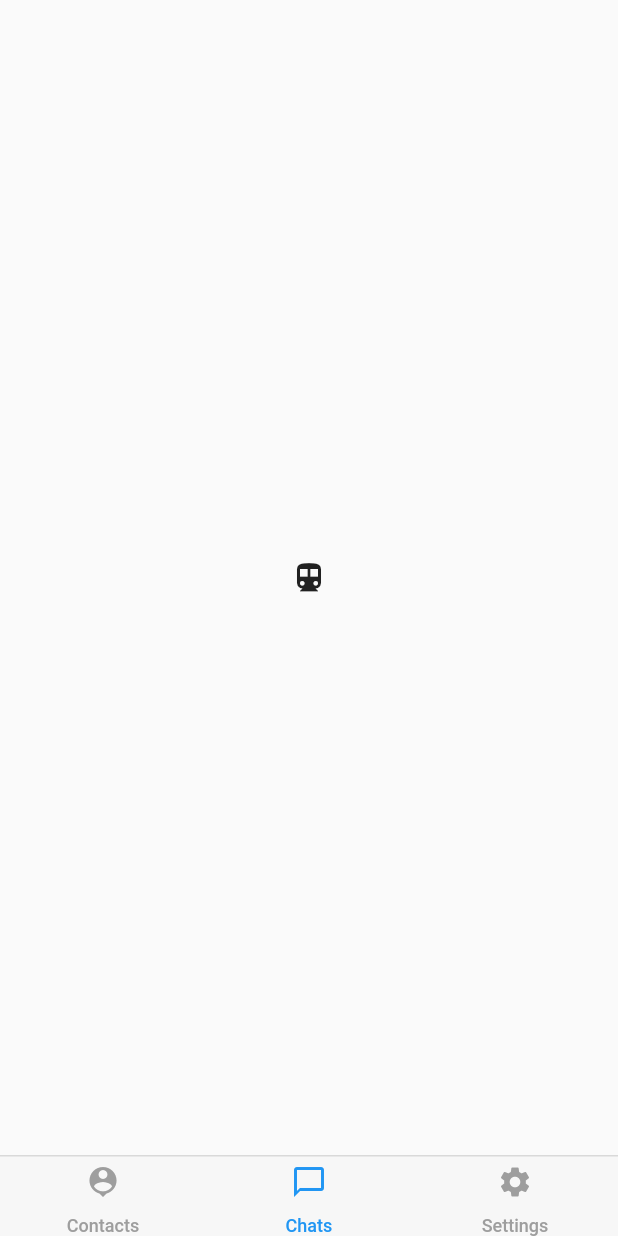
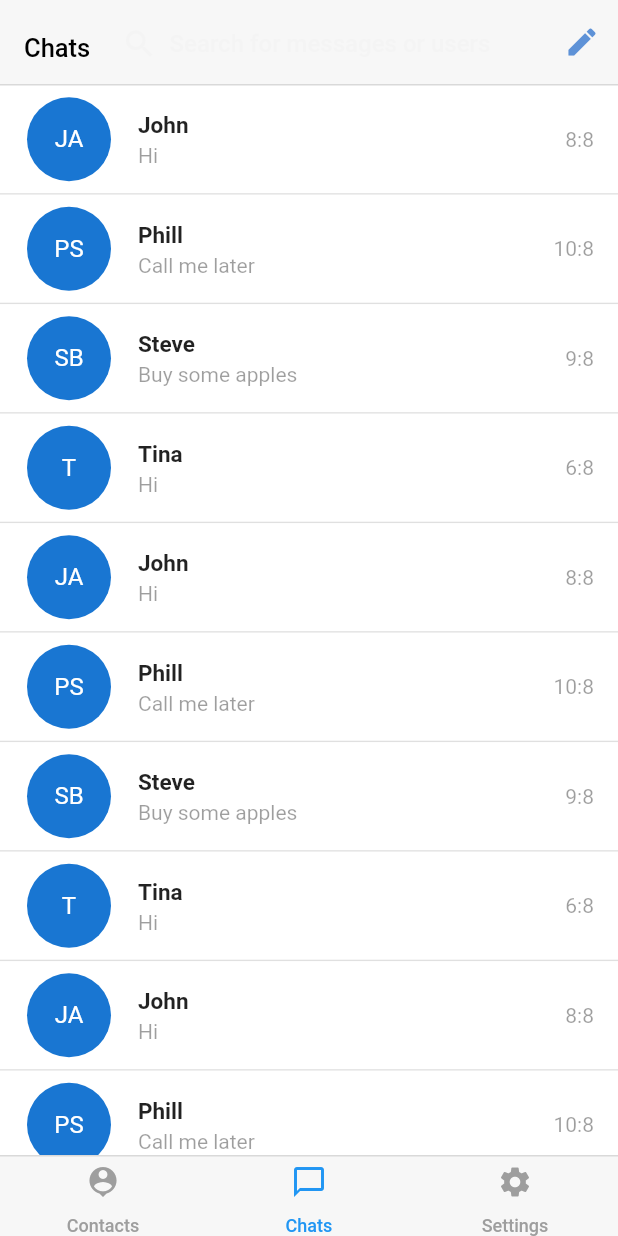
Before and after one commit to abritov/flutter-example-telegram-app, a Flutter app: the screen it shows after launch, item 2 of the bottom bar chosen, on a phone screen of 412 x 824 dp. Run offline on Flutter 3.47's test engine with Material 2 defaults, Android fonts, the phone set to English and light mode, and no system bars.

Commit message:
feat(ui): ChatPage

```diff
--- a/lib/main.dart
+++ b/lib/main.dart
@@ -1,4 +1,5 @@
 import 'package:flutter/material.dart';
+import 'package:my_ui_example_1/models/chat.dart';
 import 'package:my_ui_example_1/widgets/bottomBar.dart';
 import 'package:my_ui_example_1/widgets/chat.dart';
 import 'package:my_ui_example_1/widgets/contact.dart';
@@ -74,7 +75,26 @@ class _MyHomePageState extends State<MyHomePage>
       ContactModel(
           name: "Phill", lastName: "Shiller", lastSeen: "40 minutes ago"),
       ContactModel(name: "Steve", lastName: "Balmer", lastSeen: "recently"),
+      ContactModel(name: "Tina", lastSeen: "recently"),
     ], 10);
+    final chats = repeat([
+      ChatModel(contacts[0], history: [
+        MessageModel(
+            contacts[0], "Hi", DateTime.now().subtract(Duration(hours: 2)))
+      ]),
+      ChatModel(contacts[1], history: [
+        MessageModel(contacts[1], "Call me later",
+            DateTime.now().subtract(Duration(minutes: 2)))
+      ]),
+      ChatModel(contacts[2], history: [
+        MessageModel(contacts[2], "Buy some apples",
+            DateTime.now().subtract(Duration(hours: 1)))
+      ]),
+      ChatModel(contacts[3], history: [
+        MessageModel(
+            contacts[3], "Hi", DateTime.now().subtract(Duration(hours: 4)))
+      ]),
+    ], 3);
     return Scaffold(
         bottomNavigationBar: Container(
           decoration: BoxDecoration(
@@ -100,7 +120,7 @@ class _MyHomePageState extends State<MyHomePage>
             physics: NeverScrollableScrollPhysics(),
             children: [
               ContactsPage(contacts),
-              ChatPage(),
+              ChatPage(chats),
               SettingsPage(),
             ]));
   }
--- a/lib/widgets/chat.dart
+++ b/lib/widgets/chat.dart
@@ -1,9 +1,90 @@
 import 'package:flutter/material.dart';
 import 'package:flutter/widgets.dart';
+import 'package:my_ui_example_1/models/chat.dart';
+import 'package:my_ui_example_1/widgets/contact.dart';
+import 'package:my_ui_example_1/widgets/search.dart';
+
+class ChatWidget extends StatelessWidget {
+  ChatWidget(this.chat);
+  ChatModel chat;
+
+  @override
+  Widget build(BuildContext context) {
+    final contact = chat.person;
+
+    final theme = Theme.of(context);
+    return ListTile(
+        leading: CircleAvatar(
+          child: Text(contact.shortName),
+          radius: 30.0,
+        ),
+        title: Text(
+          contact.name,
+          style: TextStyle(fontSize: 15.0, fontWeight: FontWeight.w600),
+        ),
+        trailing: Text(chat.lastMessageAt,
+            style: TextStyle(color: theme.disabledColor)),
+        subtitle: Text(chat.lastMessage.content,
+            style: TextStyle(fontSize: 14.0, color: theme.disabledColor)));
+  }
+}
 
 class ChatPage extends StatelessWidget {
+  ChatPage(this.chats);
+
+  List<ChatModel> chats;
+
+  ScrollController _scrollController =
+      ScrollController(initialScrollOffset: 55.2);
+
+  Widget _tileBorderContainer(Widget tile, Color borderColor) {
+    final _borderSideDivider = BorderSide(width: 1.0, color: borderColor);
+    return Container(
+      decoration: BoxDecoration(
+          color: Colors.white, border: Border(bottom: _borderSideDivider)),
+      child: tile,
+    );
+  }
+
   @override
   Widget build(BuildContext context) {
-    return Icon(Icons.directions_transit);
+    final divideBorderColor = Theme.of(context).dividerColor;
+    final borderSideDivider = BorderSide(width: 1.0, color: divideBorderColor);
+    return CustomScrollView(controller: _scrollController, slivers: [
+      SliverAppBar(
+          pinned: true,
+          elevation: 0.0,
+          backgroundColor: Color(0xf7f7f7f7),
+          title: Padding(
+            padding: EdgeInsets.only(top: 8.0),
+            child: Text('Chats',
+                style: TextStyle(color: Colors.black, fontSize: 17.0)),
+          ),
+          actions: [
+            IconButton(
+              icon: Icon(Icons.edit),
+              color: Color(0xFF5E92D7),
+              splashColor: Colors.transparent,
+              highlightColor: Colors.transparent,
+              onPressed: () {},
+            ),
+          ],
+          bottom: PreferredSize(
+            preferredSize: Size(1.0, 1.0),
+            child: Container(
+                decoration:
+                    BoxDecoration(border: Border(bottom: borderSideDivider))),
+          )),
+      SliverList(
+        delegate: SliverChildListDelegate(
+            [SearchBoxWidget(hint: "Search for messages or users")]),
+      ),
+      SliverList(
+        delegate: SliverChildListDelegate(chats
+            .map((chat) =>
+                _tileBorderContainer(ChatWidget(chat), divideBorderColor))
+            .toList()),
+      )
+    ]);
   }
 }
```
